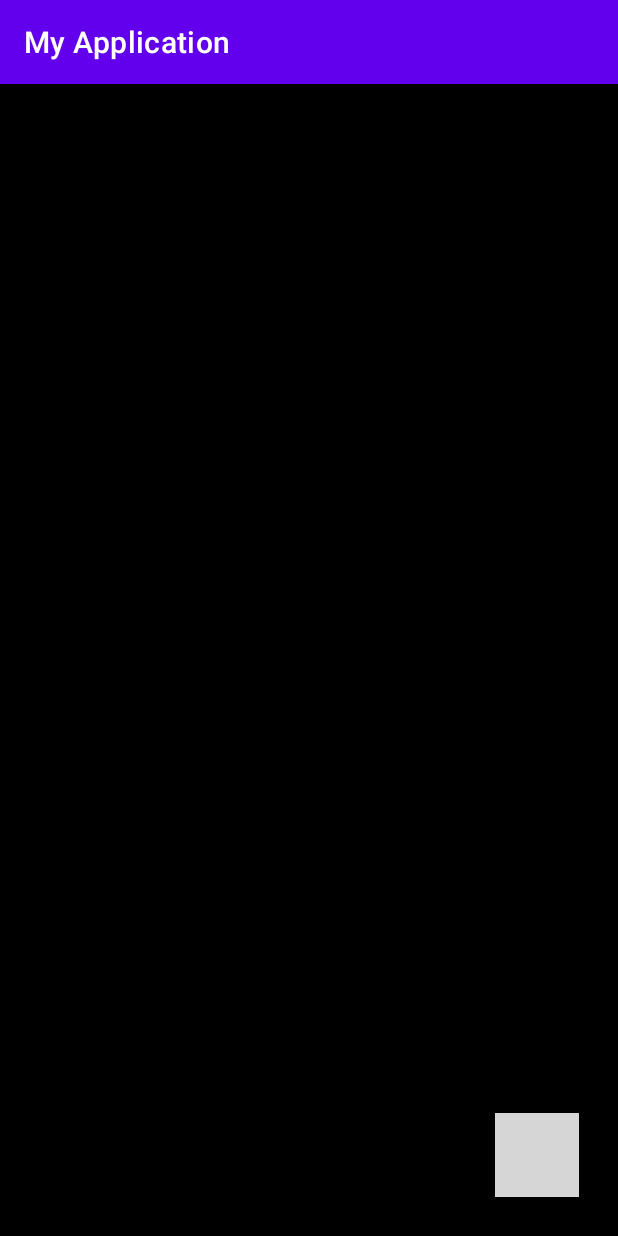
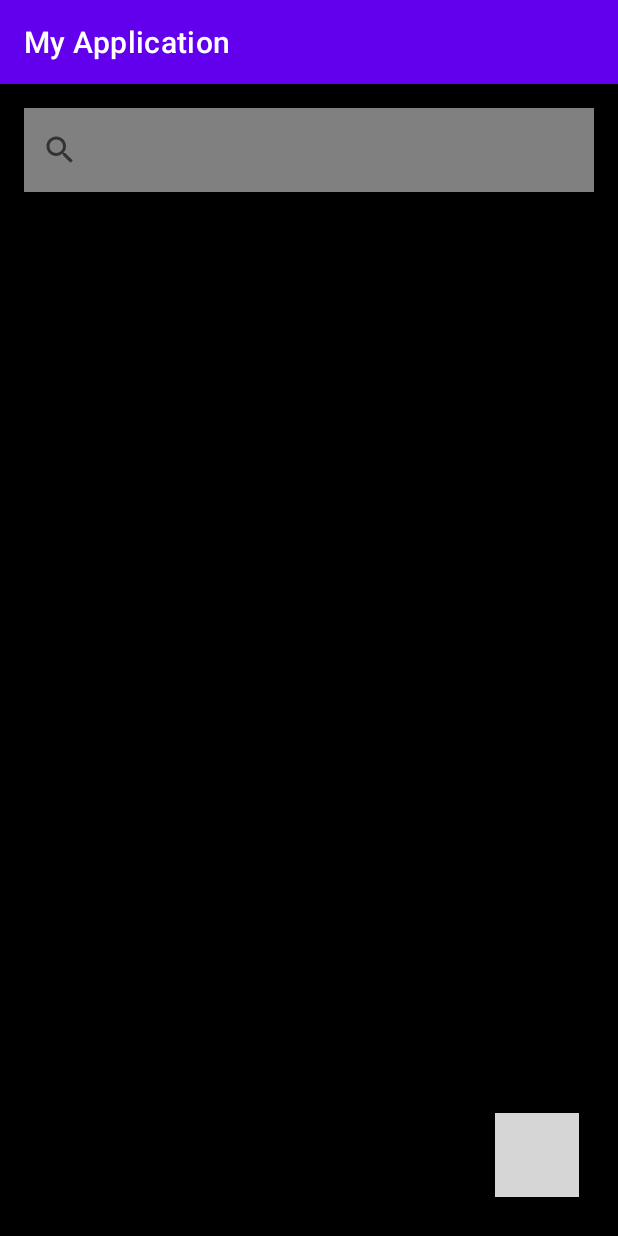
Before and after one commit to AnatolySaushkin/My_Application, an Android app: the screen it shows after launch (MainActivity), on a phone screen of 412 x 824 dp. Run offline under Robolectric (Android 15) with nearby library versions, the light colour scheme and no system bars; our stand-ins replace Room's generated code; grey boxes are pictures that could not be loaded.

Commit message:
Поиск по заметкам

```diff
--- a/app/src/main/res/layout/activity_main.xml
+++ b/app/src/main/res/layout/activity_main.xml
@@ -4,15 +4,26 @@
     xmlns:tools="http://schemas.android.com/tools"
     android:layout_width="match_parent"
     android:layout_height="match_parent"
+    android:background="@color/black"
     android:orientation="vertical"
-    android:background="@color/black"
     tools:context=".MainActivity">
+
+    <androidx.appcompat.widget.SearchView
+        android:id="@+id/searchView_home"
+        android:layout_width="match_parent"
+        android:layout_height="?android:attr/actionBarSize"
+        android:layout_alignParentTop="true"
+        android:layout_margin="16dp"
+        android:background="@color/grey"
+        />
 
     <androidx.recyclerview.widget.RecyclerView
         android:id="@+id/recycler_home"
         android:layout_width="match_parent"
         android:layout_height="match_parent"
-        android:layout_margin="8dp" />
+        android:layout_below="@+id/searchView_home"
+        android:layout_margin="8dp"
+        android:layout_marginStart="16dp"/>
 
     <com.google.android.material.floatingactionbutton.FloatingActionButton
         android:id="@+id/fab_add"
```
Also changed, not shown: app/src/main/java/com/saushkin/myapplication/MainActivity.java (+14 -3 lines), app/src/main/java/com/saushkin/myapplication/NotesTakerActivity.java (+17 -3 lines).
